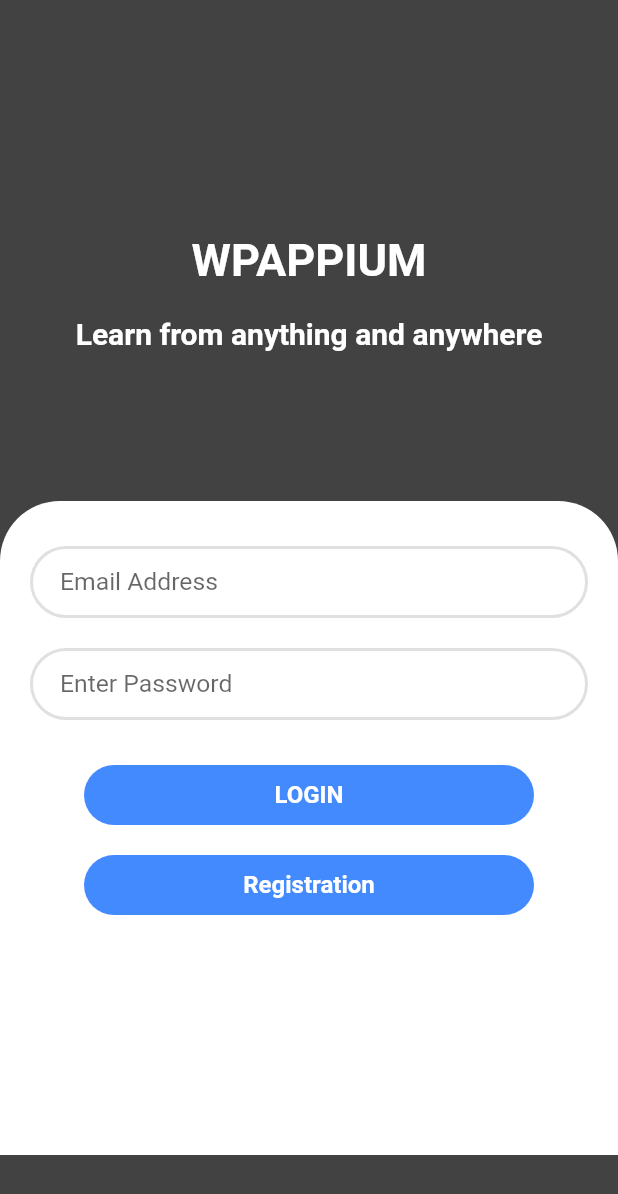
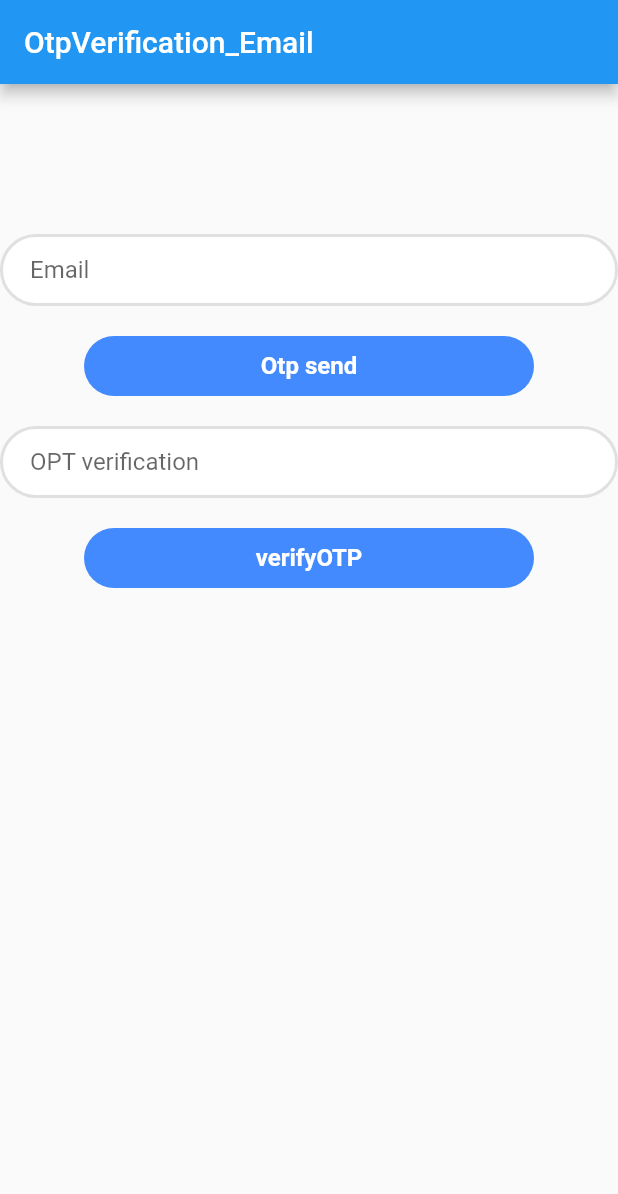
Before and after one commit to mdomarfaruk10/wbappium, a Flutter app: the screen it shows after launch, on a phone screen of 412 x 824 dp. Shown: the top 1194 px of the screen. Run offline on Flutter 3.47's test engine with Material 2 defaults, Android fonts, the phone set to English and light mode, and no system bars; our stand-ins replace cloud_firestore, curved_navigation_bar, firebase_auth, firebase_core; missing offline and left inert: email_auth; accounts and stored records are empty.

Commit message:
code update

```diff
--- /dev/null
+++ b/lib/login_or_registor_sreen/OtpVerification_Email.dart
@@ -0,0 +1,117 @@
+import 'package:flutter/material.dart';
+import 'package:wbappium/wigdet/from_decoration.dart';
+import 'package:email_auth/email_auth.dart';
+
+import '../wigdet/Custrom_button.dart';
+class OtpVerification_Email extends StatefulWidget {
+  const OtpVerification_Email({Key? key}) : super(key: key);
+
+  @override
+  State<OtpVerification_Email> createState() => _OtpVerification_EmailState();
+}
+
+class _OtpVerification_EmailState extends State<OtpVerification_Email> {
+  EmailAuth? emailAuth;
+  bool submitValid=false;
+  @override
+  void initState() {
+    super.initState();
+    // Initialize the package
+    emailAuth = new EmailAuth(sessionName: "Sample session",);
+
+    /// Configuring the remote server
+    // emailAuth?.config(remoteServerConfiguration);
+  }
+  @override
+  final TextEditingController _emailcontroller=TextEditingController();
+  final TextEditingController _otpcontroller=TextEditingController();
+
+  void sendOtp() async {
+    EmailAuth(sessionName: "Sample session",);
+    var result = await emailAuth!.sendOtp(
+        recipientMail: _emailcontroller.text, otpLength: 5);
+    if (result) {
+      print("OTP send");
+      print(_emailcontroller);
+      setState(() {
+        submitValid = true;
+      });
+    }else{
+      print("we could not send otp");
+    }
+  }
+  void verify() {
+    var res=emailAuth?.validateOtp(
+        recipientMail: _emailcontroller.value.text,
+        userOtp: _otpcontroller.value.text);
+    if(res!){
+      print("verified");
+    }else{
+      print("invalid");
+    }
+  }
+
+  Widget build(BuildContext context) {
+    return Scaffold(
+      appBar: AppBar(
+        title: Text("OtpVerification_Email"),
+      ),
+      body: Column(
+        children: [
+          SizedBox(height: 100,),
+          TextFormField(maxLines: 1,
+            keyboardType: TextInputType.text,
+            decoration: FormDecoration.copyWith(
+              labelText: "Email",
+
+            ),
+            validator: (value){
+              if(value!.isEmpty){
+                return "Please Fill All Field";
+              }
+              return null;
+            },
+            controller:_emailcontroller ,
+            // onChanged: (value){
+            //   setState(() {
+            //     // _emailcontroller =value;
+            //   });
+            // },
+          ),
+          SizedBox(height: 10),
+          InkWell(
+            onTap: sendOtp,
+            child: Custrom_button("Otp send"),
+          ),
+          SizedBox(height: 10),
+          TextFormField(maxLines: 1,
+            keyboardType: TextInputType.text,
+            decoration: FormDecoration.copyWith(
+              labelText: "OPT verification",
+
+            ),
+            validator: (value){
+              if(value!.isEmpty){
+                return "Please Fill All Field";
+              }
+              return null;
+            },
+              controller: _otpcontroller,
+            // onChanged: (value){
+            //   setState(() {
+            //     // user.usersModel.uphone =value;
+            //
+            //   });
+            // },
+          ),
+          SizedBox(height: 10),
+          InkWell(
+            onTap: verify,
+            child: Custrom_button("verifyOTP"),
+          ),
+
+        ],
+      ),
+    );
+  }
+}
--- a/lib/login_or_registor_sreen/regitation_screen.dart
+++ b/lib/login_or_registor_sreen/regitation_screen.dart
@@ -1,6 +1,7 @@
 import 'package:flutter/material.dart';
 import 'package:provider/provider.dart';
 import 'package:wbappium/Provider/auth_provider.dart';
+import 'package:wbappium/login_or_registor_sreen/Verify_Email_address.dart';
 import 'package:wbappium/login_or_registor_sreen/login_screen.dart';
 
 import '../wigdet/Custrom_button.dart';
@@ -68,7 +69,7 @@ class _registationState extends State<registation> {
                           onTap: ()async{
                             try{
                               await u_providerdata.createAccount("${u_providerdata.usersModel.uemail}", "${u_providerdata.usersModel.upassword}");
-                              Navigator.pushReplacement(context, MaterialPageRoute(builder: (context) =>login()));
+                              Navigator.pushReplacement(context, MaterialPageRoute(builder: (context) =>Verify_Email_address()));
                               ScaffoldMessenger.of(context).showSnackBar(SnackBar(
                                   content: Text(
                                     'Registration Successfully',
--- a/lib/main.dart
+++ b/lib/main.dart
@@ -2,6 +2,7 @@ import 'package:flutter/material.dart';
 import 'package:provider/provider.dart';
 import 'package:wbappium/Provider/auth_provider.dart';
 import 'package:firebase_core/firebase_core.dart' as firebase_core;
+import 'package:wbappium/login_or_registor_sreen/OtpVerification_Email.dart';
 import 'package:wbappium/login_or_registor_sreen/login_screen.dart';
 
 void main() async {
@@ -27,7 +28,7 @@ class _MyAppState extends State<MyApp> {
         ],
         child: MaterialApp(
           debugShowCheckedModeBanner: false,
-          home: login(),
+          home: OtpVerification_Email(),
         ));
   }
 }
--- a/pubspec.yaml
+++ b/pubspec.yaml
@@ -40,9 +40,9 @@ dependencies:
   firebase_core: ^1.12.0
   firebase_storage: ^10.2.6
   shared_preferences: ^2.0.15
-
   intl: ^0.17.0
   provider: ^6.0.3
+  email_auth: ^1.0.0
 
 dev_dependencies:
   flutter_test:
```
Also changed, not shown: lib/login_or_registor_sreen/Verify_Email_address.dart (added, +55 -0 lines), pubspec.lock.
